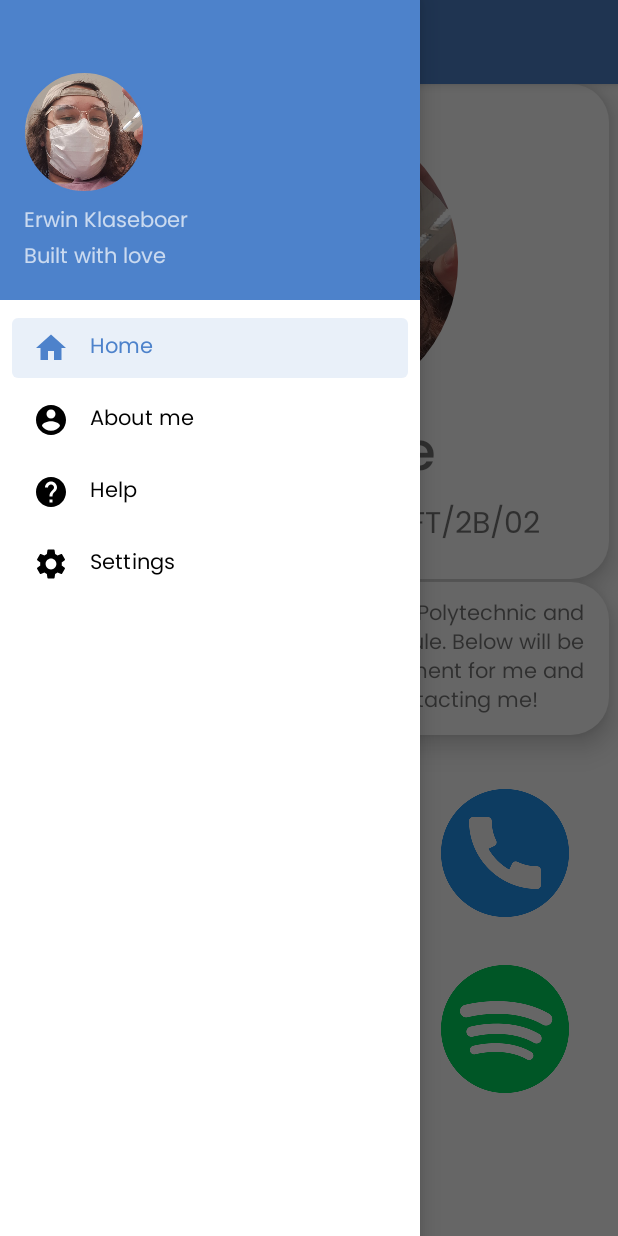
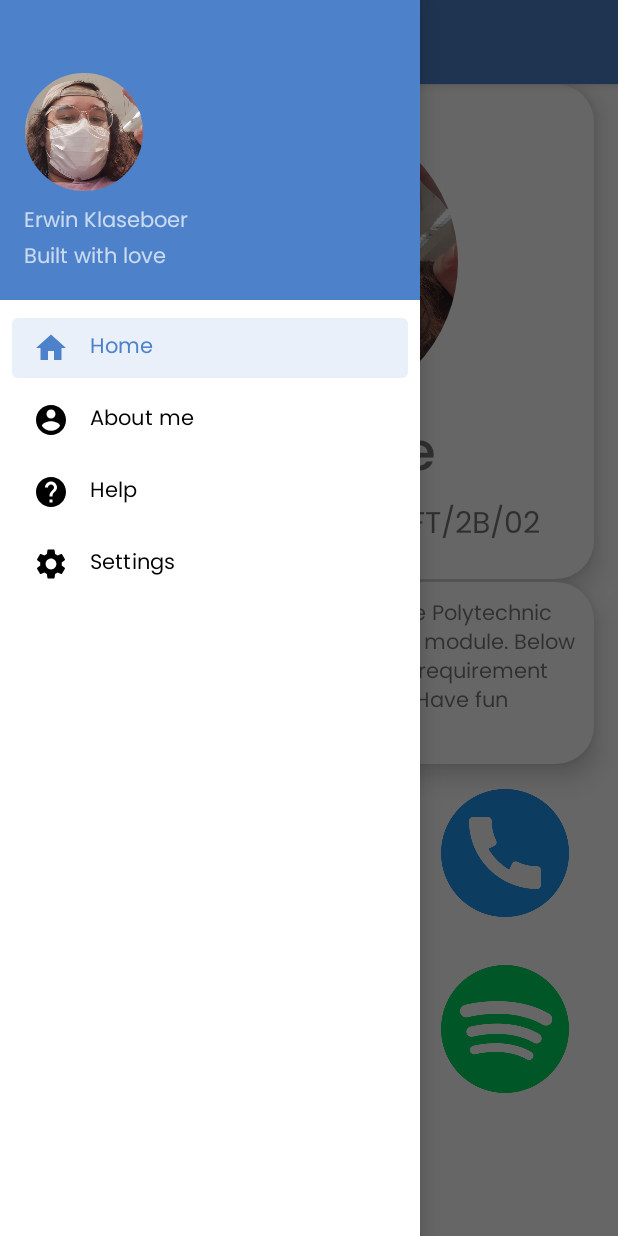
Before and after one commit to Phernoix/shelterleh, an Android app: the fragment ContactFragment placed in its activity, with the side drawer open, on a phone screen of 412 x 824 dp. Run offline under Robolectric (Android 15) with nearby library versions, the phone set to English and light mode, and no system bars.

Commit message:
very final changes

```diff
--- a/app/src/main/res/layout/fragment_contact.xml
+++ b/app/src/main/res/layout/fragment_contact.xml
@@ -7,7 +7,7 @@
 
     <LinearLayout
         android:id="@+id/linearLayout2"
-        android:layout_width="400dp"
+        android:layout_width="380dp"
         android:layout_height="330dp"
         android:background="@drawable/white_border"
         android:elevation="10dp"
@@ -51,7 +51,7 @@
 
     <TextView
         android:id="@+id/textView"
-        android:layout_width="400dp"
+        android:layout_width="380dp"
         android:layout_height="wrap_content"
         android:layout_marginTop="332dp"
         android:background="@drawable/white_border"
@@ -62,12 +62,6 @@
         app:layout_constraintHorizontal_bias="0.491"
         app:layout_constraintStart_toStartOf="parent"
         app:layout_constraintTop_toTopOf="parent" />
-
-    <LinearLayout
-        android:id="@+id/linearLayout"
-        android:layout_width="match_parent"
-        android:layout_height="match_parent"
-        android:orientation="vertical"></LinearLayout>
 
     <ImageView
         android:id="@+id/email"
```
